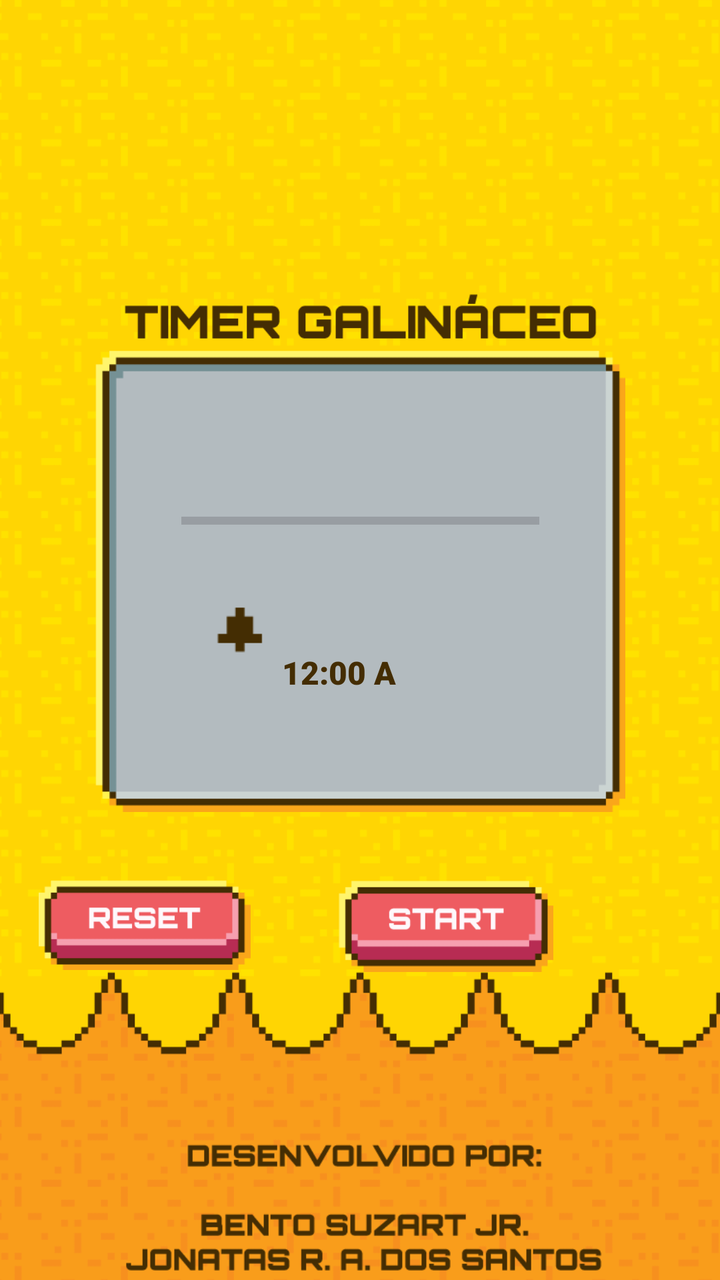
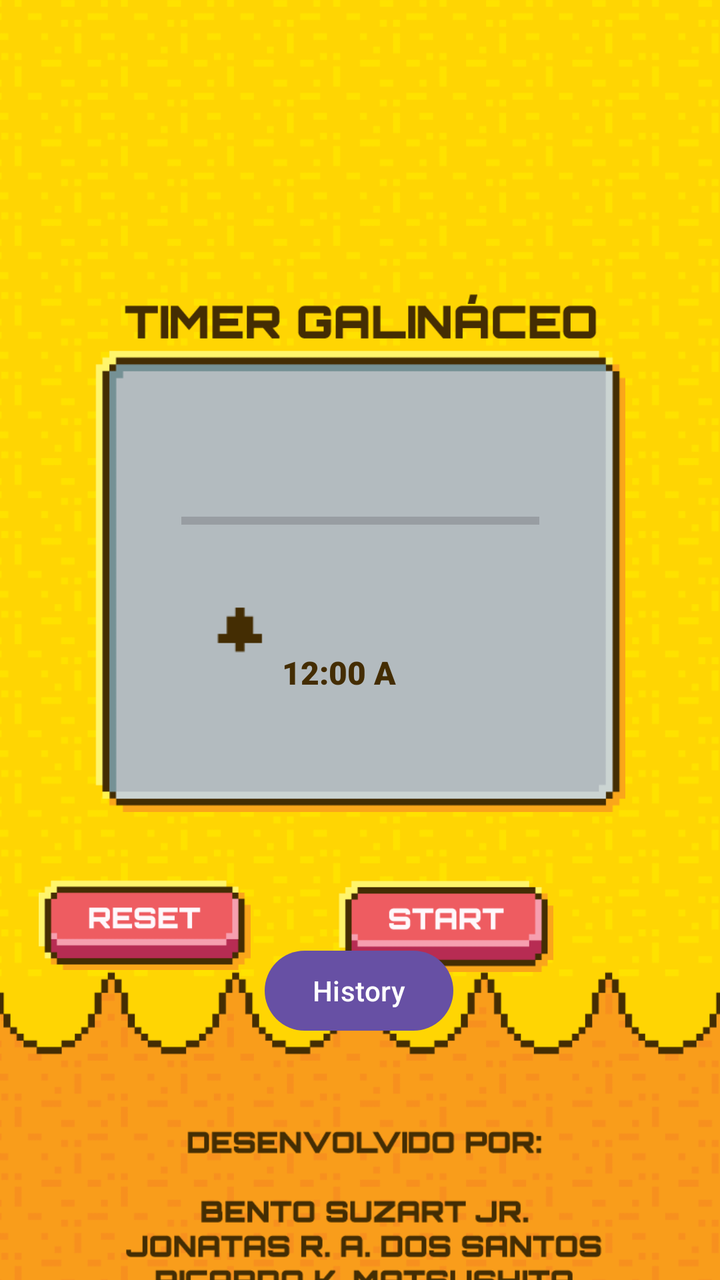

The first picture is an Android layout as it rendered before a commit; the second is the same layout after the commit. The layout source and the unified diff follow.
<!-- AndroidManifest.xml: application theme Theme.Timer -->
<!-- res/layout/activity_main.xml -->
<?xml version="1.0" encoding="utf-8"?>
<androidx.constraintlayout.widget.ConstraintLayout xmlns:android="http://schemas.android.com/apk/res/android"
    xmlns:app="http://schemas.android.com/apk/res-auto"
    xmlns:tools="http://schemas.android.com/tools"
    android:id="@+id/main"
    android:layout_width="match_parent"
    android:layout_height="match_parent"
    tools:context=".MainActivity">


    <ImageView
        android:id="@+id/background"
        android:layout_width="match_parent"
        android:layout_height="match_parent"
        android:scaleType="centerCrop"
        app:layout_constraintBottom_toBottomOf="parent"
        app:layout_constraintEnd_toEndOf="parent"
        app:layout_constraintHorizontal_bias="0.0"
        app:layout_constraintStart_toStartOf="parent"
        app:layout_constraintTop_toTopOf="parent"
        app:layout_constraintVertical_bias="0.0"
        app:srcCompat="@drawable/background" />

    <ImageView
        android:id="@+id/background_clock"
        android:layout_width="271dp"
        android:layout_height="231dp"
        android:layout_marginTop="175dp"
        android:layout_marginBottom="325dp"
        android:scaleType="fitCenter"
        app:layout_constraintBottom_toBottomOf="@+id/background"
        app:layout_constraintEnd_toEndOf="parent"
        app:layout_constraintStart_toStartOf="parent"
        app:layout_constraintTop_toTopOf="@+id/background"
        app:layout_constraintVertical_bias="0.0"
        app:srcCompat="@drawable/screen"
        tools:ignore="MissingConstraints" />

    <ProgressBar
        android:id="@+id/progressBar2"
        style="?android:attr/progressBarStyleHorizontal"
        android:layout_width="179dp"
        android:layout_height="11dp"
        android:layout_marginTop="7dp"
        android:layout_marginBottom="92dp"
        android:progressTint="@color/my_color"
        app:layout_constraintBottom_toBottomOf="@+id/background_clock"
        app:layout_constraintEnd_toEndOf="parent"
        app:layout_constraintStart_toStartOf="parent"
        app:layout_constraintTop_toBottomOf="@+id/Timer"
        tools:ignore="MissingConstraints" />

    <TextView
        android:id="@+id/Timer"
        android:layout_width="186dp"
        android:layout_height="48dp"
        android:layout_marginTop="248dp"
        android:layout_marginEnd="31dp"
        android:layout_marginBottom="435dp"
        android:fontFamily="@font/germania_one"
        android:text="00:00:00"
        android:textColor="#442D03"
        android:textSize="48sp"
        app:layout_constraintBottom_toBottomOf="@+id/background"
        app:layout_constraintEnd_toEndOf="@+id/background_clock"
        app:layout_constraintHorizontal_bias="1.0"
        app:layout_constraintStart_toEndOf="@+id/background_clock"
        app:layout_constraintStart_toStartOf="parent"
        app:layout_constraintTop_toTopOf="@+id/background"
        app:layout_constraintVertical_bias="0.0"
        tools:ignore="MissingConstraints" />

    <ImageButton
        android:id="@+id/start_btn"
        android:layout_width="114dp"
        android:layout_height="46dp"
        android:layout_marginTop="440dp"
        android:layout_marginEnd="80dp"
        android:background="@null"
        android:onClick="onStartButtonClick"
        android:scaleType="fitCenter"
        app:layout_constraintEnd_toEndOf="parent"
        app:layout_constraintTop_toTopOf="@+id/background"
        app:srcCompat="@drawable/startbutton"
        tools:ignore="MissingConstraints,SpeakableTextPresentCheck,TouchTargetSizeCheck" />

    <ImageButton
        android:id="@+id/reset_btn"
        android:layout_width="114dp"
        android:layout_height="45dp"
        android:layout_marginTop="440dp"
        android:layout_marginEnd="36dp"
        android:background="@null"
        android:onClick="resetTimer"
        android:scaleType="fitCenter"
        app:layout_constraintEnd_toStartOf="@+id/start_btn"
        app:layout_constraintHorizontal_bias="0.966"
        app:layout_constraintStart_toStartOf="parent"
        app:layout_constraintTop_toTopOf="@+id/background"
        app:srcCompat="@drawable/resetbutton"
        tools:ignore="MissingConstraints,SpeakableTextPresentCheck,TouchTargetSizeCheck" />

    <TextClock
        android:id="@+id/clock_time"
        android:layout_width="69dp"
        android:layout_height="23dp"
        android:layout_marginEnd="145dp"
        android:fontFamily="sans-serif-black"
        android:includeFontPadding="true"
        android:textColor="#442D03"
        android:textSize="16sp"
        app:layout_constraintBottom_toBottomOf="@+id/background_clock"
        app:layout_constraintEnd_toEndOf="@+id/background"
        app:layout_constraintHorizontal_bias="0.966"
        app:layout_constraintStart_toEndOf="@+id/background"
        app:layout_constraintStart_toStartOf="parent"
        app:layout_constraintTop_toBottomOf="@+id/progressBar2"
        app:layout_constraintVertical_bias="0.507"
        tools:ignore="MissingConstraints" />

    <ImageView
        android:id="@+id/bell"
        android:layout_width="31dp"
        android:layout_height="24dp"
        android:layout_marginTop="32dp"
        app:layout_constraintBottom_toBottomOf="@+id/background_clock"
        app:layout_constraintEnd_toStartOf="@+id/clock_time"
        app:layout_constraintHorizontal_bias="0.911"
        app:layout_constraintStart_toStartOf="@+id/background_clock"
        app:layout_constraintTop_toBottomOf="@+id/progressBar2"
        app:layout_constraintVertical_bias="0.055"
        app:srcCompat="@drawable/bell"
        tools:ignore="MissingConstraints" />

    <ImageView
        android:id="@+id/logo_chicken"
        android:layout_width="126dp"
        android:layout_height="92dp"
        android:layout_marginTop="16dp"
        android:layout_marginBottom="685dp"
        app:layout_constraintBottom_toBottomOf="@+id/background"
        app:layout_constraintEnd_toEndOf="parent"
        app:layout_constraintHorizontal_bias="0.498"
        app:layout_constraintStart_toStartOf="parent"
        app:layout_constraintTop_toTopOf="parent"
        app:layout_constraintVertical_bias="0.0"
        app:srcCompat="@drawable/chickenface"
        tools:ignore="MissingConstraints" />

    <ImageView
        android:id="@+id/text_timer"
        android:layout_width="237dp"
        android:layout_height="34dp"
        android:layout_marginTop="17dp"
        app:layout_constraintBottom_toTopOf="@+id/background_clock"
        app:layout_constraintEnd_toEndOf="parent"
        app:layout_constraintStart_toStartOf="parent"
        app:layout_constraintTop_toBottomOf="@+id/logo_chicken"
        app:layout_constraintVertical_bias="1.0"
        app:srcCompat="@drawable/title"
        tools:ignore="MissingConstraints" />

    <ImageView
        android:id="@+id/text_developers"
        android:layout_width="240dp"
        android:layout_height="99dp"
        android:layout_marginStart="87dp"
        android:layout_marginTop="608dp"
        android:layout_marginEnd="84dp"
        android:layout_marginBottom="24dp"
        app:layout_constraintBottom_toBottomOf="parent"
        app:layout_constraintEnd_toEndOf="parent"
        app:layout_constraintStart_toStartOf="@+id/background"
        app:layout_constraintTop_toTopOf="@+id/background"
        app:srcCompat="@drawable/sponsors" />

</androidx.constraintlayout.widget.ConstraintLayout>
<!-- resources referenced by this layout -->
<resources>
  <color name="my_color">#fde000</color>
  <!-- drawable background: png bitmap (drawable, 36724 bytes) -->
  <!-- drawable bell: png bitmap (drawable, 267 bytes) -->
  <!-- drawable chickenface: png bitmap (drawable, 5168 bytes) -->
  <!-- drawable resetbutton: png bitmap (drawable, 1373 bytes) -->
  <!-- drawable screen: png bitmap (drawable, 2674 bytes) -->
  <!-- drawable sponsors: png bitmap (drawable, 7959 bytes) -->
  <!-- drawable startbutton: png bitmap (drawable, 1903 bytes) -->
  <!-- drawable title: png bitmap (drawable, 2236 bytes) -->
  <style name="Theme.Timer" parent="Base.Theme.Timer" />
  <style name="Base.Theme.Timer" parent="Theme.Material3.DayNight.NoActionBar">
          
          
      </style>
</resources>

<!-- the commit's change to res/layout/activity_main.xml (unified diff, before → after) -->
@@ -172,6 +172,19 @@
         app:layout_constraintEnd_toEndOf="parent"
         app:layout_constraintStart_toStartOf="@+id/background"
         app:layout_constraintTop_toTopOf="@+id/background"
+        app:layout_constraintVertical_bias="0.574"
         app:srcCompat="@drawable/sponsors" />
 
+    <Button
+        android:id="@+id/create_btn"
+        android:layout_width="wrap_content"
+        android:layout_height="wrap_content"
+        android:text="History"
+        app:layout_constraintBottom_toTopOf="@+id/text_developers"
+        app:layout_constraintEnd_toEndOf="parent"
+        app:layout_constraintHorizontal_bias="0.498"
+        app:layout_constraintStart_toStartOf="parent"
+        app:layout_constraintTop_toBottomOf="@+id/background_clock"
+        app:layout_constraintVertical_bias="0.642" />
+
 </androidx.constraintlayout.widget.ConstraintLayout>
